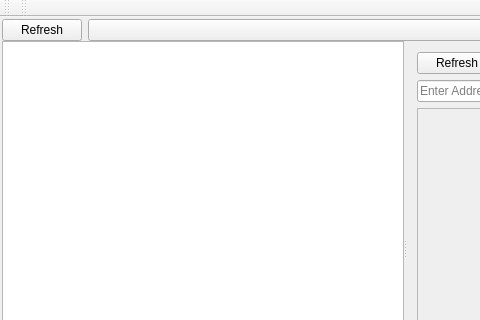
Above: mainwindow.ui from h33p/kvm_explorer before the change; both pictures show x 0 to 480 and y 0 to 320 of the 926 by 478 pixel window. Below: the same form after it.
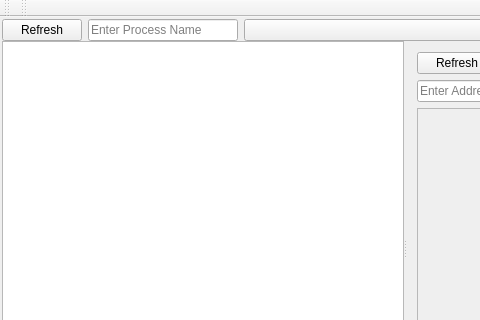
That is the form after the change.

Commit message: Convert to a new memory reading library, add option to specify the process name without looking through the drop-down list.

Diff of the .ui file:
```diff
--- a/mainwindow.ui
+++ b/mainwindow.ui
@@ -71,6 +71,25 @@
           </property>
          </widget>
         </item>
+        <item>
+         <widget class="QLineEdit" name="processName">
+          <property name="sizePolicy">
+           <sizepolicy hsizetype="Preferred" vsizetype="Maximum">
+            <horstretch>0</horstretch>
+            <verstretch>0</verstretch>
+           </sizepolicy>
+          </property>
+          <property name="maximumSize">
+           <size>
+            <width>150</width>
+            <height>16777215</height>
+           </size>
+          </property>
+          <property name="placeholderText">
+           <string>Enter Process Name</string>
+          </property>
+         </widget>
+        </item>
         <item>
          <widget class="QComboBox" name="processList">
           <property name="sizePolicy">
```
Left out of the diff: 2 changed lines with no effect on the pictures. The commit also changes 7 other files.
